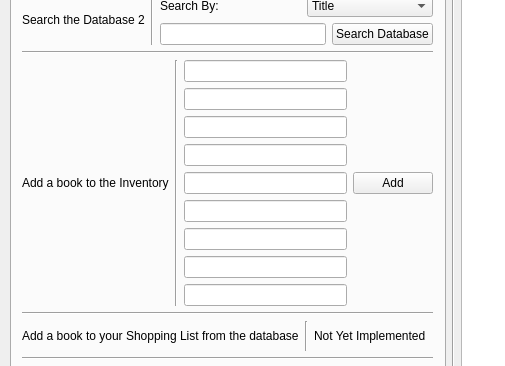
The window that BSI/mainwindow.ui (Awsomeman328/CPP2Group4Assignment2BookstoreInventory) describes before a commit, drawn with Qt 5; both pictures show x 0 to 505 and y 144 to 510 of the 1280 by 800 pixel window.
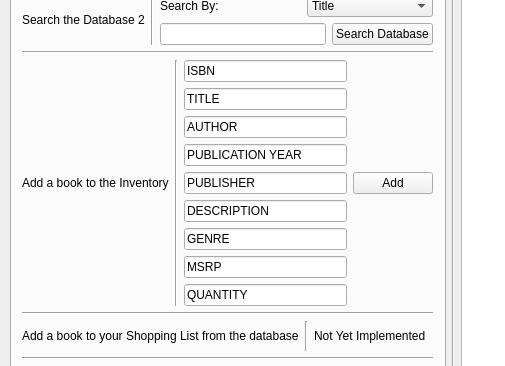
The same window after the commit.

Commit message: Adding Text To Identity Adding Book Inputs

```diff
--- a/BSI/mainwindow.ui
+++ b/BSI/mainwindow.ui
@@ -294,31 +294,67 @@
               <item>
                <layout class="QVBoxLayout" name="verticalLayout">
                 <item>
-                 <widget class="QLineEdit" name="lineEditISBN"/>
+                 <widget class="QLineEdit" name="lineEditISBN">
+                  <property name="text">
+                   <string>ISBN</string>
+                  </property>
+                 </widget>
                 </item>
                 <item>
-                 <widget class="QLineEdit" name="lineEditTITLE"/>
+                 <widget class="QLineEdit" name="lineEditTITLE">
+                  <property name="text">
+                   <string>TITLE</string>
+                  </property>
+                 </widget>
                 </item>
                 <item>
-                 <widget class="QLineEdit" name="lineEditAUTHOR"/>
+                 <widget class="QLineEdit" name="lineEditAUTHOR">
+                  <property name="text">
+                   <string>AUTHOR</string>
+                  </property>
+                 </widget>
                 </item>
                 <item>
-                 <widget class="QLineEdit" name="lineEditYEAR"/>
+                 <widget class="QLineEdit" name="lineEditYEAR">
+                  <property name="text">
+                   <string>PUBLICATION YEAR</string>
+                  </property>
+                 </widget>
                 </item>
                 <item>
-                 <widget class="QLineEdit" name="lineEditPUBLISHER"/>
+                 <widget class="QLineEdit" name="lineEditPUBLISHER">
+                  <property name="text">
+                   <string>PUBLISHER</string>
+                  </property>
+                 </widget>
                 </item>
                 <item>
-                 <widget class="QLineEdit" name="lineEditDESC"/>
+                 <widget class="QLineEdit" name="lineEditDESC">
+                  <property name="text">
+                   <string>DESCRIPTION</string>
+                  </property>
+                 </widget>
                 </item>
                 <item>
-                 <widget class="QLineEdit" name="lineEditGENRE"/>
+                 <widget class="QLineEdit" name="lineEditGENRE">
+                  <property name="text">
+                   <string>GENRE</string>
+                  </property>
+                 </widget>
                 </item>
                 <item>
-                 <widget class="QLineEdit" name="lineEditMSRP"/>
+                 <widget class="QLineEdit" name="lineEditMSRP">
+                  <property name="text">
+                   <string>MSRP</string>
+                  </property>
+                 </widget>
                 </item>
                 <item>
-                 <widget class="QLineEdit" name="lineEditQUANTITY"/>
+                 <widget class="QLineEdit" name="lineEditQUANTITY">
+                  <property name="text">
+                   <string>QUANTITY</string>
+                  </property>
+                 </widget>
                 </item>
                </layout>
               </item>
```
